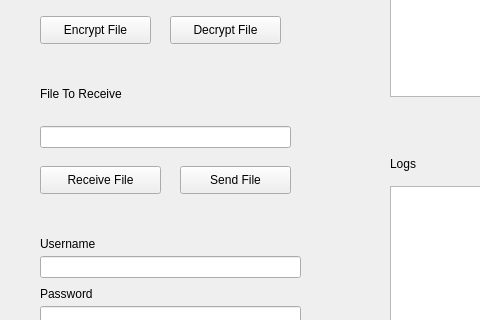
First picture: the form in EncryptionServer/UI.ui, repository rahuljain1310/ChatApp, before the edit; both pictures show x 0 to 480 and y 274 to 594 of the 1240 by 767 pixel window.
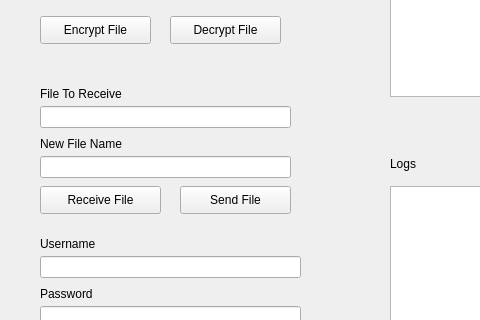
Second picture: the form after the edit.

```diff
--- a/EncryptionServer/UI.ui
+++ b/EncryptionServer/UI.ui
@@ -105,7 +105,7 @@
     <property name="geometry">
      <rect>
       <x>180</x>
-      <y>440</y>
+      <y>460</y>
       <width>111</width>
       <height>28</height>
      </rect>
@@ -285,7 +285,7 @@
     <property name="geometry">
      <rect>
       <x>40</x>
-      <y>440</y>
+      <y>460</y>
       <width>121</width>
       <height>28</height>
      </rect>
@@ -321,7 +321,7 @@
     <property name="geometry">
      <rect>
       <x>40</x>
-      <y>400</y>
+      <y>380</y>
       <width>251</width>
       <height>22</height>
      </rect>
@@ -340,6 +340,29 @@
      <string>File To Receive</string>
     </property>
    </widget>
+   <widget class="QLineEdit" name="NewFileInput">
+    <property name="geometry">
+     <rect>
+      <x>40</x>
+      <y>430</y>
+      <width>251</width>
+      <height>22</height>
+     </rect>
+    </property>
+   </widget>
+   <widget class="QLabel" name="label_10">
+    <property name="geometry">
+     <rect>
+      <x>40</x>
+      <y>410</y>
+      <width>91</width>
+      <height>16</height>
+     </rect>
+    </property>
+    <property name="text">
+     <string>New File Name</string>
+    </property>
+   </widget>
   </widget>
   <widget class="QMenuBar" name="menubar">
    <property name="geometry">
```
Left out of the diff: 7 changed lines with no effect on the pictures.
